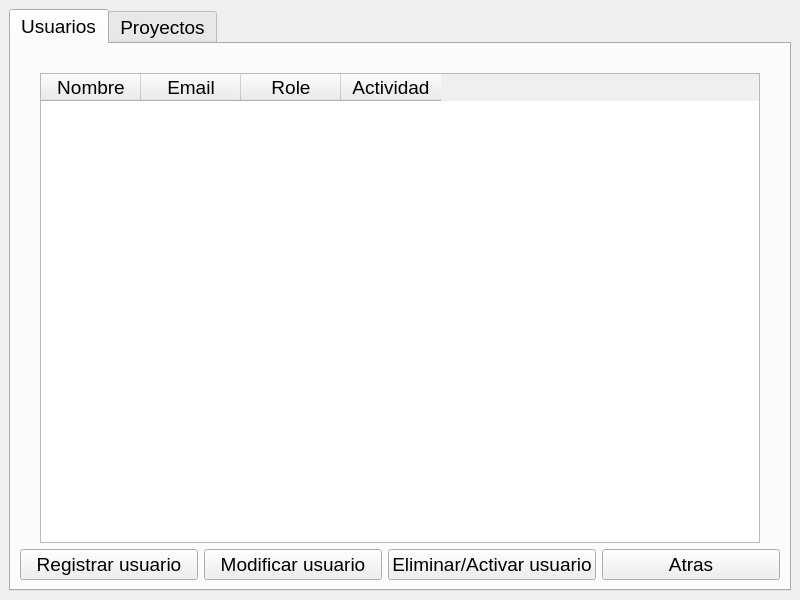
Before: the Qt Designer form Interfaces/UI/view_ventana_superusuario.ui in adrianvillanueva997/computation_lab_2, drawn with Qt 5.
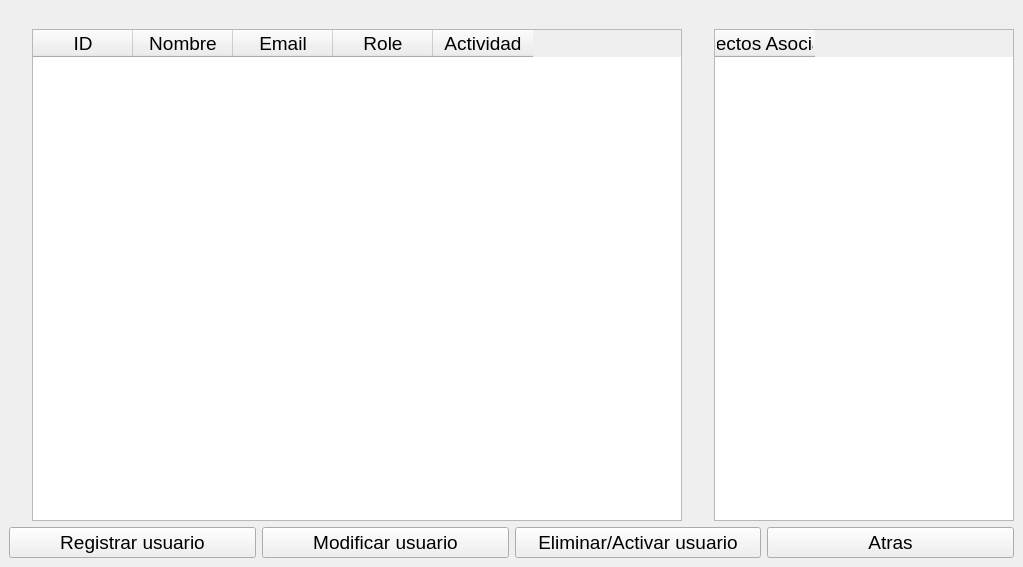
After: the same form once the commit is applied.

Commit message: Ocultada id_user en tabla ventana superusuario

What changed in the file:
```diff
--- a/Interfaces/UI/view_ventana_superusuario.ui
+++ b/Interfaces/UI/view_ventana_superusuario.ui
@@ -6,109 +6,18 @@
    <rect>
     <x>0</x>
     <y>0</y>
-    <width>800</width>
-    <height>600</height>
+    <width>1023</width>
+    <height>567</height>
    </rect>
   </property>
   <property name="windowTitle">
    <string>Panel de administracion de usuarios</string>
   </property>
   <widget class="QWidget" name="centralwidget">
-   <layout class="QGridLayout" name="gridLayout">
-    <item row="0" column="1">
-     <widget class="QTabWidget" name="tabWidget">
-      <property name="font">
-       <font>
-        <pointsize>14</pointsize>
-       </font>
-      </property>
-      <property name="currentIndex">
-       <number>0</number>
-      </property>
-      <widget class="QWidget" name="tab">
-       <attribute name="title">
-        <string>Usuarios</string>
-       </attribute>
        <layout class="QVBoxLayout" name="verticalLayout">
         <item>
-         <layout class="QGridLayout" name="gridLayout_5">
-          <item row="0" column="1">
-           <spacer name="horizontalSpacer_2">
-            <property name="orientation">
-             <enum>Qt::Horizontal</enum>
-            </property>
-            <property name="sizeHint" stdset="0">
-             <size>
-              <width>40</width>
-              <height>20</height>
-             </size>
-            </property>
-           </spacer>
-          </item>
-          <item row="2" column="1">
-           <widget class="QTableWidget" name="tableWidget">
-            <property name="font">
-             <font>
-              <pointsize>14</pointsize>
-             </font>
-            </property>
-            <property name="editTriggers">
-             <set>QAbstractItemView::NoEditTriggers</set>
-            </property>
-            <property name="selectionBehavior">
-             <enum>QAbstractItemView::SelectRows</enum>
-            </property>
-            <column>
-             <property name="text">
-              <string>Nombre</string>
-             </property>
-            </column>
-            <column>
-             <property name="text">
-              <string>Email</string>
-             </property>
-            </column>
-            <column>
-             <property name="text">
-              <string>Role</string>
-             </property>
-            </column>
-            <column>
-             <property name="text">
-              <string>Actividad</string>
-             </property>
-            </column>
-           </widget>
-          </item>
-          <item row="2" column="0">
-           <spacer name="verticalSpacer_3">
-            <property name="orientation">
-             <enum>Qt::Vertical</enum>
-            </property>
-            <property name="sizeHint" stdset="0">
-             <size>
-              <width>20</width>
-              <height>40</height>
-             </size>
-            </property>
-           </spacer>
-          </item>
-          <item row="2" column="2">
-           <spacer name="verticalSpacer_4">
-            <property name="orientation">
-             <enum>Qt::Vertical</enum>
-            </property>
-            <property name="sizeHint" stdset="0">
-             <size>
-              <width>20</width>
-              <height>40</height>
-             </size>
-            </property>
-           </spacer>
-          </item>
-         </layout>
-        </item>
-        <item>
+     <layout class="QGridLayout" name="gridLayout">
+      <item row="2" column="0" colspan="4">
          <layout class="QGridLayout" name="gridLayout_4">
           <item row="0" column="0">
            <widget class="QPushButton" name="pushButton_Registrar_usuario">
@@ -160,17 +69,99 @@
           </item>
          </layout>
         </item>
-       </layout>
-      </widget>
-      <widget class="QWidget" name="tab_2">
-       <attribute name="title">
-        <string>Proyectos</string>
-       </attribute>
-       <layout class="QVBoxLayout" name="verticalLayout_2">
-        <item>
-         <layout class="QGridLayout" name="gridLayout_2">
-          <item row="0" column="0">
+      <item row="1" column="0">
+       <spacer name="verticalSpacer_3">
+        <property name="orientation">
+         <enum>Qt::Vertical</enum>
+        </property>
+        <property name="sizeHint" stdset="0">
+         <size>
+          <width>17</width>
+          <height>37</height>
+         </size>
+        </property>
+       </spacer>
+      </item>
+      <item row="1" column="1">
+       <widget class="QTableWidget" name="tableWidget">
+        <property name="minimumSize">
+         <size>
+          <width>650</width>
+          <height>0</height>
+         </size>
+        </property>
+        <property name="font">
+         <font>
+          <pointsize>14</pointsize>
+         </font>
+        </property>
+        <property name="editTriggers">
+         <set>QAbstractItemView::NoEditTriggers</set>
+        </property>
+        <property name="selectionBehavior">
+         <enum>QAbstractItemView::SelectRows</enum>
+        </property>
+        <column>
+         <property name="text">
+          <string>ID</string>
+         </property>
+        </column>
+        <column>
+         <property name="text">
+          <string>Nombre</string>
+         </property>
+        </column>
+        <column>
+         <property name="text">
+          <string>Email</string>
+         </property>
+        </column>
+        <column>
+         <property name="text">
+          <string>Role</string>
+         </property>
+        </column>
+        <column>
+         <property name="text">
+          <string>Actividad</string>
+         </property>
+        </column>
+       </widget>
+      </item>
+      <item row="0" column="3">
+       <spacer name="horizontalSpacer_2">
+        <property name="orientation">
+         <enum>Qt::Horizontal</enum>
+        </property>
+        <property name="sizeHint" stdset="0">
+         <size>
+          <width>40</width>
+          <height>20</height>
+         </size>
+        </property>
+       </spacer>
+      </item>
+      <item row="1" column="2">
+       <spacer name="verticalSpacer_4">
+        <property name="orientation">
+         <enum>Qt::Vertical</enum>
+        </property>
+        <property name="sizeHint" stdset="0">
+         <size>
+          <width>20</width>
+          <height>40</height>
+         </size>
+        </property>
+       </spacer>
+      </item>
+      <item row="1" column="3">
            <widget class="QTableWidget" name="tableWidget_Poryectos">
+        <property name="maximumSize">
+         <size>
+          <width>300</width>
+          <height>16777215</height>
+         </size>
+        </property>
             <property name="font">
              <font>
               <pointsize>14</pointsize>
@@ -179,23 +170,17 @@
             <property name="editTriggers">
              <set>QAbstractItemView::NoEditTriggers</set>
             </property>
-            <column>
-             <property name="text">
-              <string>Usuario</string>
-             </property>
-            </column>
+        <property name="selectionMode">
+         <enum>QAbstractItemView::NoSelection</enum>
+        </property>
             <column>
              <property name="text">
-              <string>Proyecto</string>
+          <string>Proyectos Asociados</string>
              </property>
             </column>
            </widget>
           </item>
          </layout>
-        </item>
-       </layout>
-      </widget>
-     </widget>
     </item>
    </layout>
   </widget>
```
Lines whose indentation alone changed are shown as unchanged. The commit also changes 4 other files.
